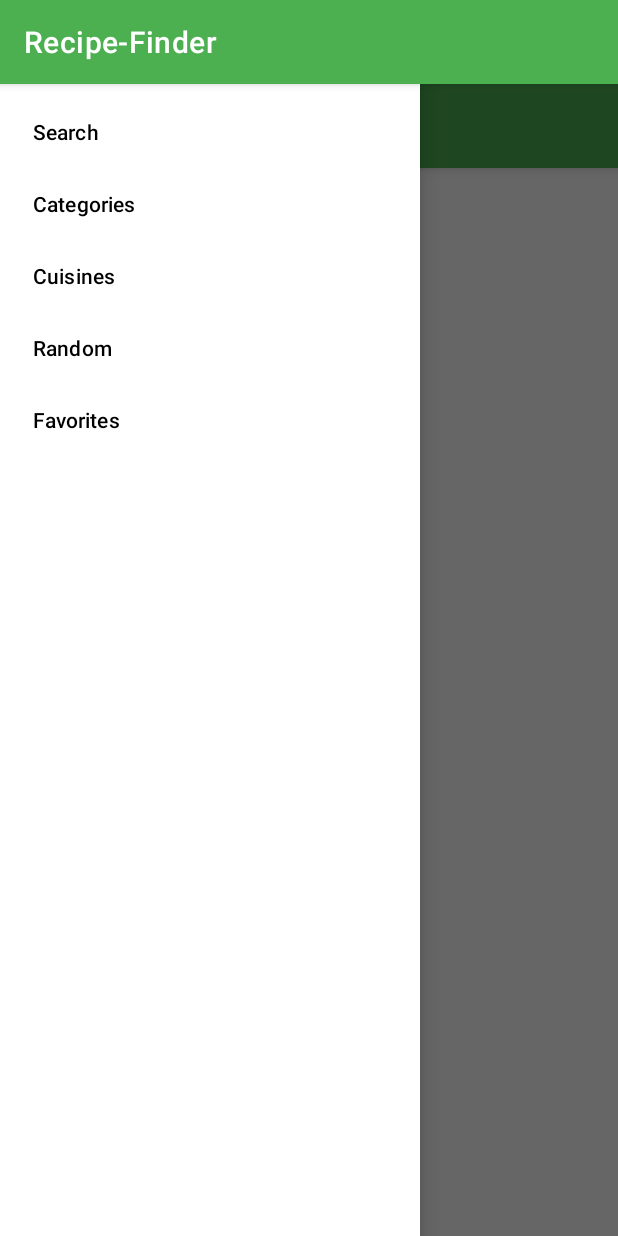
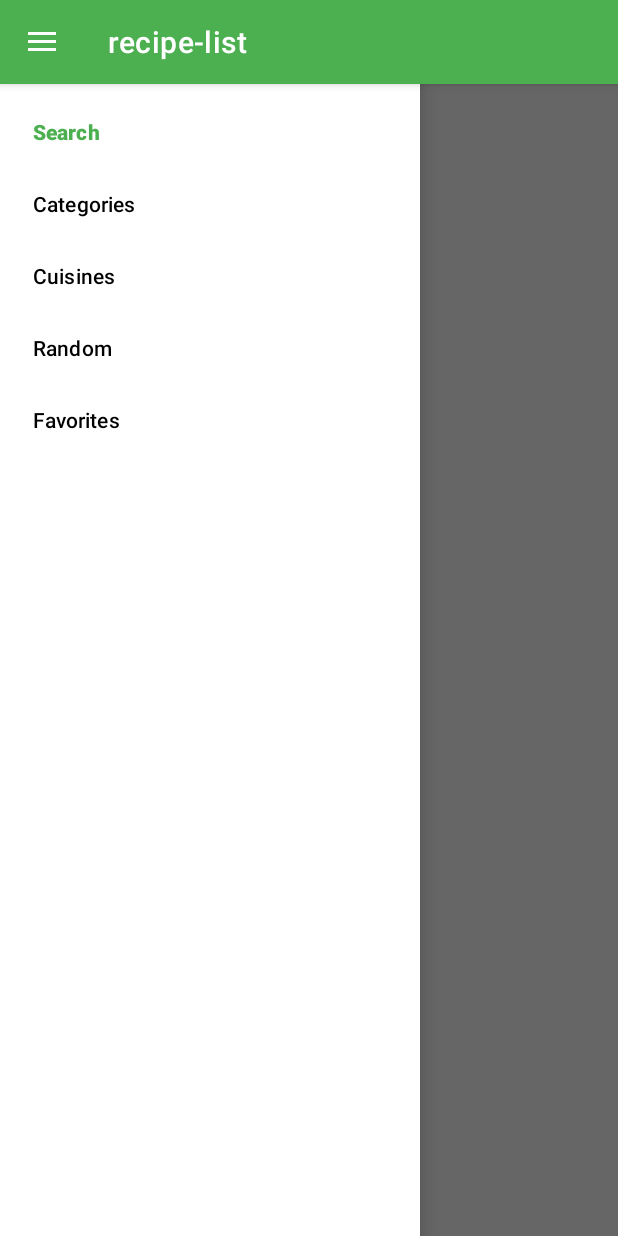
Before and after one commit to GeraltWitcher1/Recipe-Finder, an Android app: the screen it shows after launch (MainActivity), with the side drawer open, on a phone screen of 412 x 824 dp. Run offline under Robolectric (Android 15) with nearby library versions, the phone set to English and light mode, and no system bars; our stand-ins replace Picasso, navigation-ui; pictures from the network do not load.

Commit message:
Implemented RecipeList with dummy data

```diff
--- a/app/src/main/AndroidManifest.xml
+++ b/app/src/main/AndroidManifest.xml
@@ -1,6 +1,8 @@
 <?xml version="1.0" encoding="utf-8"?>
 <manifest xmlns:android="http://schemas.android.com/apk/res/android"
     package="com.example.recipe_finder">
+
+    <uses-permission android:name="android.permission.INTERNET"/>
 
     <application
         android:allowBackup="true"
--- a/app/src/main/java/com/example/recipe_finder/MainActivity.java
+++ b/app/src/main/java/com/example/recipe_finder/MainActivity.java
@@ -1,14 +1,74 @@
 package com.example.recipe_finder;
 
 import androidx.appcompat.app.AppCompatActivity;
+import androidx.appcompat.widget.Toolbar;
+import androidx.core.view.GravityCompat;
+import androidx.drawerlayout.widget.DrawerLayout;
+import androidx.navigation.NavController;
+import androidx.navigation.Navigation;
+import androidx.navigation.ui.AppBarConfiguration;
+import androidx.navigation.ui.NavigationUI;
+import androidx.recyclerview.widget.RecyclerView;
 
 import android.os.Bundle;
+import android.view.MenuItem;
+
+import com.example.recipe_finder.utility.RecipeListAdapter;
+import com.google.android.material.navigation.NavigationView;
 
 public class MainActivity extends AppCompatActivity {
+
+    public NavController navController;
+    AppBarConfiguration appBarConfiguration;
+    DrawerLayout drawerLayout;
+    NavigationView navigationDrawer;
+
 
     @Override
     protected void onCreate(Bundle savedInstanceState) {
         super.onCreate(savedInstanceState);
         setContentView(R.layout.activity_main);
+        initViews();
+        setupNavigation();
     }
+
+    private void initViews() {
+        drawerLayout = findViewById(R.id.drawer_layout);
+        navigationDrawer = findViewById(R.id.navigation_drawer);
+    }
+
+
+    private void setupNavigation() {
+        navController = Navigation.findNavController(this, R.id.nav_host_fragment);
+
+        appBarConfiguration = new AppBarConfiguration.Builder(
+                R.id.nav_recipe_list)
+                .setOpenableLayout(drawerLayout)
+                .build();
+
+        NavigationUI.setupActionBarWithNavController(this, navController, appBarConfiguration);
+        NavigationUI.setupWithNavController(navigationDrawer, navController);
+    }
+
+    @Override
+    public boolean onSupportNavigateUp() {
+        return NavigationUI.navigateUp(navController, appBarConfiguration) || super.onSupportNavigateUp();
+    }
+
+    @Override
+    public void onBackPressed() {
+        if (drawerLayout.isDrawerOpen(GravityCompat.START))
+            drawerLayout.closeDrawer(GravityCompat.START);
+        else
+            super.onBackPressed();
+    }
+
+
+
+    @Override
+    public boolean onOptionsItemSelected(MenuItem item) {
+        return NavigationUI.onNavDestinationSelected(item, navController) || super.onOptionsItemSelected(item);
+    }
+
+
 }
--- /dev/null
+++ b/app/src/main/java/com/example/recipe_finder/ui/categories/CategoriesFragment.java
@@ -0,0 +1,4 @@
+package com.example.recipe_finder.ui.categories;
+
+public class CategoriesFragment {
+}
--- /dev/null
+++ b/app/src/main/java/com/example/recipe_finder/ui/cuisines/CuisinesFragment.java
@@ -0,0 +1,4 @@
+package com.example.recipe_finder.ui.cuisines;
+
+public class CuisinesFragment {
+}
--- /dev/null
+++ b/app/src/main/java/com/example/recipe_finder/ui/recipe/RecipeFragment.java
@@ -0,0 +1,4 @@
+package com.example.recipe_finder.ui.recipe;
+
+public class RecipeFragment {
+}
--- a/app/src/main/java/com/example/recipe_finder/ui/recipe_list/RecipeListFragment.java
+++ b/app/src/main/java/com/example/recipe_finder/ui/recipe_list/RecipeListFragment.java
@@ -6,12 +6,57 @@ import android.view.View;
 import android.view.ViewGroup;
 
 import androidx.annotation.NonNull;
+import androidx.annotation.Nullable;
 import androidx.fragment.app.Fragment;
+import androidx.recyclerview.widget.LinearLayoutManager;
+import androidx.recyclerview.widget.RecyclerView;
 
 import com.example.recipe_finder.R;
+import com.example.recipe_finder.model.RecipeListItem;
+import com.example.recipe_finder.utility.RecipeListAdapter;
+
+import java.util.ArrayList;
 
 public class RecipeListFragment extends Fragment {
+
+    RecyclerView recipeList;
+    RecipeListAdapter adapter;
+
+    @Nullable
+    @Override
     public View onCreateView(@NonNull LayoutInflater inflater, ViewGroup container, Bundle savedInstanceState) {
-        return inflater.inflate(R.layout.fragment_recipes, container, false);
+
+        View root = inflater.inflate(R.layout.fragment_recipe_list, container, false);
+
+        recipeList = root.findViewById(R.id.recipeRecyclerView);
+        recipeList.hasFixedSize();
+        recipeList.setLayoutManager(new LinearLayoutManager(getContext()));
+
+        ArrayList<RecipeListItem> recipes = new ArrayList<>();
+        adapter = new RecipeListAdapter(recipes);
+        recipeList.setAdapter(adapter);
+
+//        populateArray(recipes);
+
+        return root;
+    }
+
+    private void populateArray(ArrayList<RecipeListItem> testArray) {
+        testArray.add(new RecipeListItem(1, "Carbonara", "https:\\/\\/www.themealdb.com\\/images\\/media\\/meals\\/llcbn01574260722.jpg"));
+        testArray.add(new RecipeListItem(2, "Arrabiata", "https:\\/\\/www.themealdb.com\\/images\\/media\\/meals\\/ustsqw1468250014.jpg"));
+        testArray.add(new RecipeListItem(3, "Alfredo", "https:\\/\\/www.themealdb.com\\/images\\/media\\/meals\\/ustsqw1468250014.jpg"));
+        testArray.add(new RecipeListItem(4, "Amatriciana", null));
+        testArray.add(new RecipeListItem(4, "Amatriciana", null));
+        testArray.add(new RecipeListItem(4, "Amatriciana", null));
+        testArray.add(new RecipeListItem(4, "Amatriciana", null));
+        testArray.add(new RecipeListItem(4, "Amatriciana", null));
+        testArray.add(new RecipeListItem(4, "Amatriciana", null));
+        testArray.add(new RecipeListItem(4, "Amatriciana", null));
+        testArray.add(new RecipeListItem(4, "Amatriciana", null));
+        testArray.add(new RecipeListItem(4, "Amatriciana", null));
+        testArray.add(new RecipeListItem(4, "Amatriciana", null));
+        testArray.add(new RecipeListItem(4, "Amatriciana", null));
+        testArray.add(new RecipeListItem(4, "Amatriciana", null));
+
     }
 }
--- /dev/null
+++ b/app/src/main/java/com/example/recipe_finder/utility/RecipeListAdapter.java
@@ -0,0 +1,70 @@
+package com.example.recipe_finder.utility;
+
+import android.view.LayoutInflater;
+import android.view.View;
+import android.view.ViewGroup;
+import android.widget.ImageView;
+import android.widget.TextView;
+
+import androidx.annotation.NonNull;
+import androidx.recyclerview.widget.RecyclerView;
+
+import com.example.recipe_finder.R;
+import com.example.recipe_finder.model.RecipeListItem;
+import com.squareup.picasso.Picasso;
+
+import java.util.ArrayList;
+
+public class RecipeListAdapter extends RecyclerView.Adapter<RecipeListAdapter.ViewHolder> {
+
+    private ArrayList<RecipeListItem> recipes;
+
+    public RecipeListAdapter(ArrayList<RecipeListItem> recipes) {
+        System.out.println("Entering recipeList");
+        this.recipes = recipes;
+    }
+
+    @NonNull
+    @Override
+    public ViewHolder onCreateViewHolder(@NonNull ViewGroup parent, int viewType) {
+        LayoutInflater inflater = LayoutInflater.from(parent.getContext());
+        View view = inflater.inflate(R.layout.recipe_item, parent, false);
+        return new ViewHolder(view);
+    }
+
+    @Override
+    public void onBindViewHolder(@NonNull ViewHolder holder, int position) {
+
+        RecipeListItem item = recipes.get(position);
+
+        holder.name.setText(item.getName());
+        System.out.println(recipes.get(position).getThumbURL());
+        Picasso.get().setLoggingEnabled(true);
+        Picasso.get()
+                .load(item.getThumbURL())
+                .fit()
+                .centerCrop()
+                .into(holder.thumbnail);
+    }
+
+    @Override
+    public int getItemCount() {
+        return recipes.size();
+    }
+
+    class ViewHolder extends RecyclerView.ViewHolder {
+
+        private TextView name;
+        private ImageView thumbnail;
+
+        public ViewHolder(@NonNull View itemView) {
+            super(itemView);
+            name = itemView.findViewById(R.id.recipe_name);
+            thumbnail = itemView.findViewById(R.id.recipe_image);
+        }
+    }
+
+//    public interface OnClickListener {
+//        void onClick(RecipeListItem recipe);
+//    }
+}
--- a/app/src/main/res/layout/activity_main.xml
+++ b/app/src/main/res/layout/activity_main.xml
@@ -13,26 +13,25 @@
         android:layout_height="match_parent"
         tools:context=".MainActivity">
 
-        <com.google.android.material.appbar.AppBarLayout
-            android:layout_width="match_parent"
-            android:layout_height="wrap_content">
+<!--        <com.google.android.material.appbar.AppBarLayout-->
+<!--            android:layout_width="match_parent"-->
+<!--            android:layout_height="wrap_content">-->
 
-            <androidx.appcompat.widget.Toolbar
-                android:id="@+id/toolbar"
-                android:layout_width="match_parent"
-                android:layout_height="?attr/actionBarSize"
-                android:background="?attr/colorPrimary"
-                app:popupTheme="@style/AppTheme.PopupOverlay"/>
+<!--&lt;!&ndash;            <androidx.appcompat.widget.Toolbar&ndash;&gt;-->
+<!--&lt;!&ndash;                android:id="@+id/toolbar"&ndash;&gt;-->
+<!--&lt;!&ndash;                android:layout_width="match_parent"&ndash;&gt;-->
+<!--&lt;!&ndash;                android:layout_height="?attr/actionBarSize"&ndash;&gt;-->
+<!--&lt;!&ndash;                android:background="?attr/colorPrimary"&ndash;&gt;-->
+<!--&lt;!&ndash;                app:popupTheme="@style/AppTheme.PopupOverlay"/>&ndash;&gt;-->
 
-        </com.google.android.material.appbar.AppBarLayout>
-
+<!--        </com.google.android.material.appbar.AppBarLayout>-->
         <androidx.constraintlayout.widget.ConstraintLayout
             android:id="@+id/container"
             android:layout_width="match_parent"
             android:layout_height="match_parent"
             android:paddingTop="?attr/actionBarSize">
 
-            <androidx.fragment.app.FragmentContainerView
+            <fragment
                 android:id="@+id/nav_host_fragment"
                 android:name="androidx.navigation.fragment.NavHostFragment"
                 android:layout_width="match_parent"
@@ -42,7 +41,7 @@
                 app:layout_constraintRight_toRightOf="parent"
                 app:layout_constraintTop_toTopOf="parent"
                 app:navGraph="@navigation/navigation"
-                />
+                tools:ignore="FragmentTagUsage" />
 
 
         </androidx.constraintlayout.widget.ConstraintLayout>
--- /dev/null
+++ b/app/src/main/res/layout/fragment_categories.xml
@@ -0,0 +1,6 @@
+<?xml version="1.0" encoding="utf-8"?>
+<androidx.constraintlayout.widget.ConstraintLayout xmlns:android="http://schemas.android.com/apk/res/android"
+    android:layout_width="match_parent"
+    android:layout_height="match_parent">
+
+</androidx.constraintlayout.widget.ConstraintLayout>
--- /dev/null
+++ b/app/src/main/res/layout/fragment_cuisines.xml
@@ -0,0 +1,6 @@
+<?xml version="1.0" encoding="utf-8"?>
+<androidx.constraintlayout.widget.ConstraintLayout xmlns:android="http://schemas.android.com/apk/res/android"
+    android:layout_width="match_parent"
+    android:layout_height="match_parent">
+
+</androidx.constraintlayout.widget.ConstraintLayout>
--- /dev/null
+++ b/app/src/main/res/layout/fragment_recipe.xml
@@ -0,0 +1,6 @@
+<?xml version="1.0" encoding="utf-8"?>
+<androidx.constraintlayout.widget.ConstraintLayout xmlns:android="http://schemas.android.com/apk/res/android"
+    android:layout_width="match_parent"
+    android:layout_height="match_parent">
+
+</androidx.constraintlayout.widget.ConstraintLayout>
--- a/app/src/main/res/menu/navigation_menu.xml
+++ b/app/src/main/res/menu/navigation_menu.xml
@@ -4,7 +4,7 @@
 
 
     <item
-        android:id="@+id/nav_search"
+        android:id="@+id/nav_recipe_list"
         android:title="@string/Search" />
     <item
         android:id="@+id/nav_categories"
--- a/app/src/main/res/navigation/navigation.xml
+++ b/app/src/main/res/navigation/navigation.xml
@@ -10,7 +10,35 @@
         android:id="@+id/nav_recipe_list"
         android:name="com.example.recipe_finder.ui.recipe_list.RecipeListFragment"
         android:label="recipe-list"
-        tools:layout="@layout/fragment_recipes"
+        tools:layout="@layout/fragment_recipe_list"
+        />
+
+    <fragment
+        android:id="@+id/nav_categories"
+        android:name="com.example.recipe_finder.ui.recipe_list.RecipeListFragment"
+        android:label="recipe-list"
+        tools:layout="@layout/fragment_categories"
+        />
+
+    <fragment
+        android:id="@+id/nav_cuisines"
+        android:name="com.example.recipe_finder.ui.recipe_list.RecipeListFragment"
+        android:label="recipe-list"
+        tools:layout="@layout/fragment_cuisines"
+        />
+
+    <fragment
+        android:id="@+id/nav_random"
+        android:name="com.example.recipe_finder.ui.recipe_list.RecipeListFragment"
+        android:label="recipe-list"
+        tools:layout="@layout/fragment_recipe"
+        />
+
+    <fragment
+        android:id="@+id/nav_favourites"
+        android:name="com.example.recipe_finder.ui.recipe_list.RecipeListFragment"
+        android:label="recipe-list"
+        tools:layout="@layout/fragment_recipe_list"
         />
 
 </navigation>
```
Also changed, not shown: app/build.gradle (+8 -0 lines), app/src/main/java/com/example/recipe_finder/model/RecipeListItem.java (added, +26 -0 lines), app/src/main/res/layout/fragment_recipe_list.xml (added, +22 -0 lines), app/src/main/res/layout/fragment_recipes.xml (deleted, +0 -15 lines), app/src/main/res/layout/recipe_item.xml (added, +45 -0 lines).
